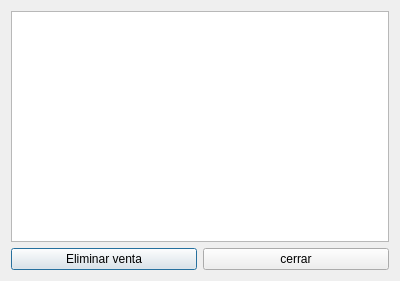
Above: Proyecto_Cine/verhistorial.ui from moyeta-tech/Cine before the change. Below: the same form after it.
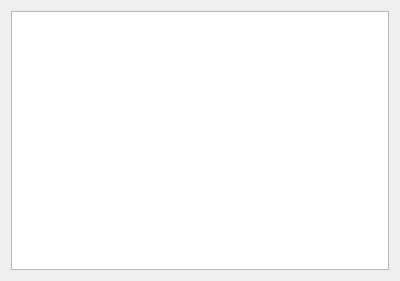
That is the form after the change.

```diff
--- a/Proyecto_Cine/verhistorial.ui
+++ b/Proyecto_Cine/verhistorial.ui
@@ -20,22 +20,7 @@
       <widget class="QTableWidget" name="tableWidget"/>
      </item>
      <item>
-      <layout class="QHBoxLayout" name="horizontalLayout_3">
-       <item>
-        <widget class="QPushButton" name="boton_eliminar">
-         <property name="text">
-          <string>Eliminar venta</string>
-         </property>
-        </widget>
-       </item>
-       <item>
-        <widget class="QPushButton" name="boton_cerrar">
-         <property name="text">
-          <string>cerrar</string>
-         </property>
-        </widget>
-       </item>
-      </layout>
+      <layout class="QHBoxLayout" name="horizontalLayout_3"/>
      </item>
     </layout>
    </item>
```
